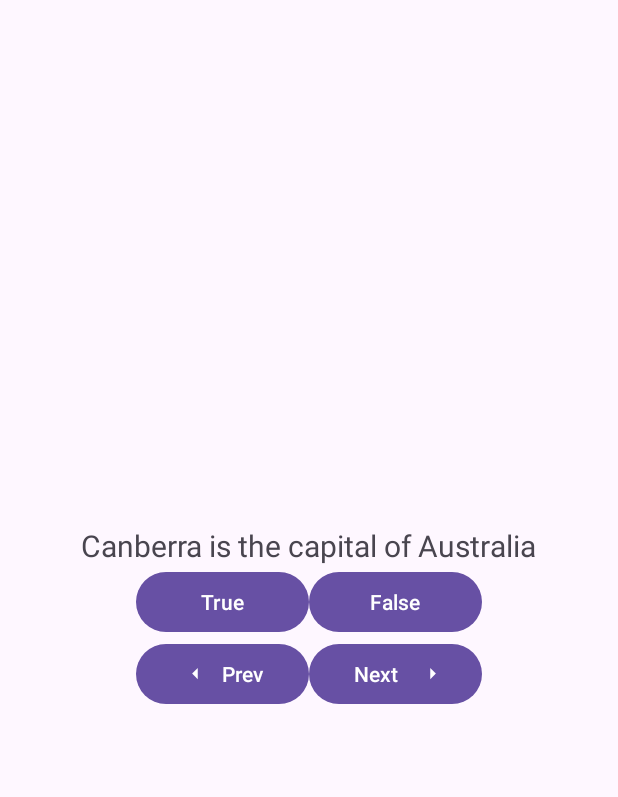
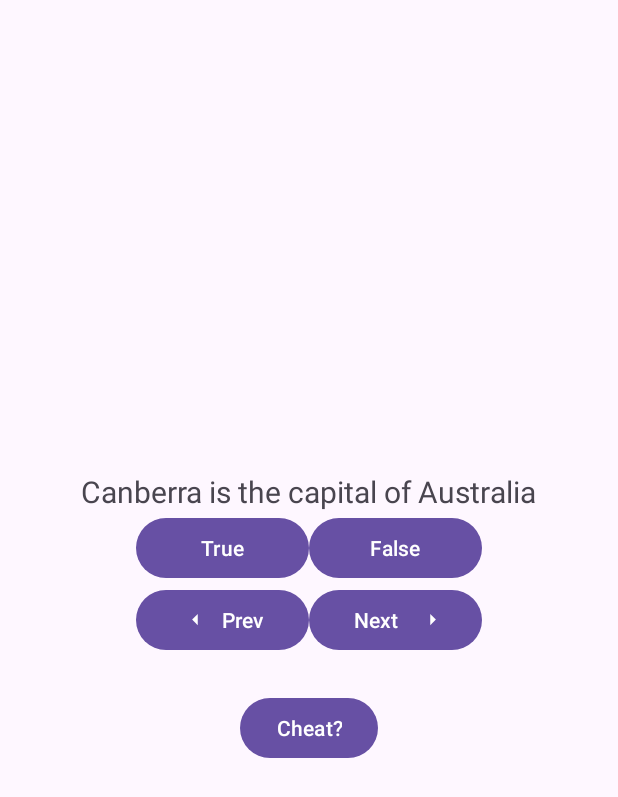
Before and after one commit to eparham207/SecondActivity, an Android app: the layout activity_main.xml on its own in the app's theme, with its tools: preview values and no code run, on a phone screen of 412 x 824 dp. Shown: the top 797 px of the screen. Run offline under Robolectric (Android 15) with nearby library versions, the phone set to English and light mode, and no system bars.

Commit message:
cheat button commit

```diff
--- a/SecondActivity/app/src/main/java/com/parham/msu/secondactivity/QuizViewModel.kt
+++ b/SecondActivity/app/src/main/java/com/parham/msu/secondactivity/QuizViewModel.kt
@@ -7,6 +7,7 @@ import androidx.lifecycle.ViewModel
 private const val TAG = "QuizViewModel"
 const val CURRENT_INDEX_KEY = "CURRENT_INDEX_KEY"
 const val CORRECT_ANSWER_KEY = "CORRECT_ANSWER_KEY"
+const val IS_CHEATER_KEY = "IS_CHEATER_KEY"
 
 class QuizViewModel(private val savedStateHandle: SavedStateHandle) : ViewModel() {
 
@@ -31,6 +32,10 @@ class QuizViewModel(private val savedStateHandle: SavedStateHandle) : ViewModel(
 
     val currentQuestionText: Int
         get() = questionBank[currentIndex].textResId
+
+    var isCheater: Boolean
+        get() = savedStateHandle.get(IS_CHEATER_KEY) ?: false
+        set(value) = savedStateHandle.set(IS_CHEATER_KEY, value)
 
     fun moveToNext(){
         currentIndex = (currentIndex + 1) % questionBank.size
--- a/SecondActivity/app/src/main/res/layout/activity_main.xml
+++ b/SecondActivity/app/src/main/res/layout/activity_main.xml
@@ -59,4 +59,11 @@
             app:iconGravity="end"
             />
     </LinearLayout>
+
+    <Button
+        android:id="@+id/cheat_button"
+        android:layout_width="wrap_content"
+        android:layout_height="wrap_content"
+        android:layout_marginTop="24dp"
+        android:text="Cheat?" />
 </LinearLayout>
```
Also changed, not shown: SecondActivity/app/src/main/java/com/parham/msu/secondactivity/CheatActivity.kt (+40 -0 lines), SecondActivity/app/src/main/java/com/parham/msu/secondactivity/MainActivity.kt (+28 -1 lines).
